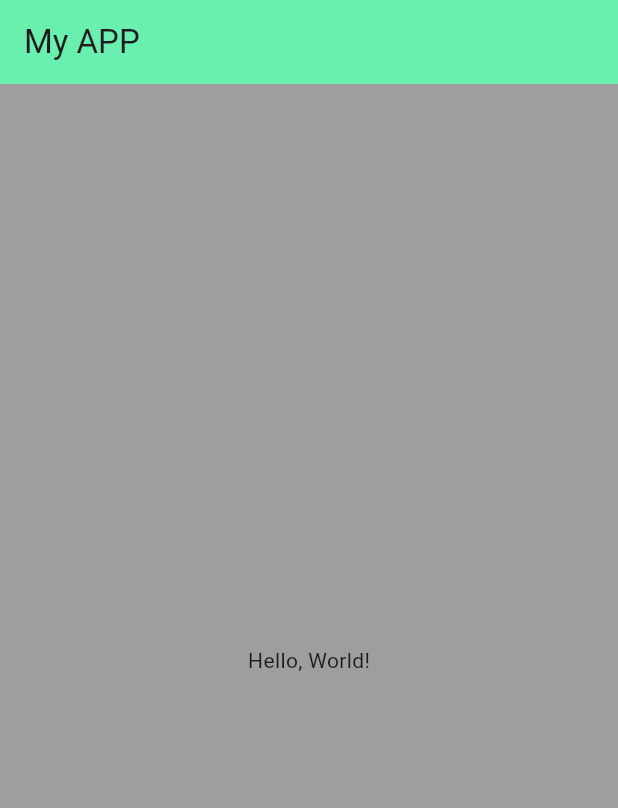
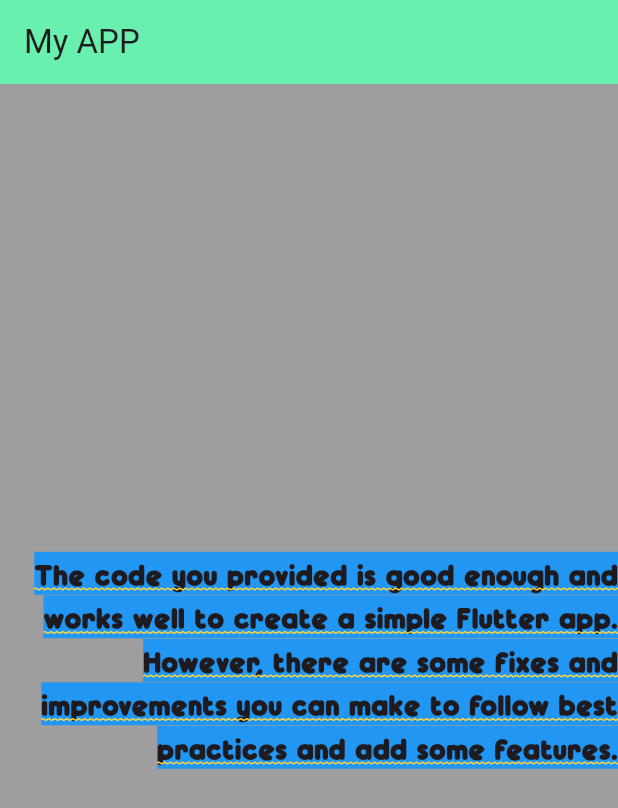
Before and after one commit to dandi-maulana/learn_flutter, a Flutter app: the screen it shows after launch, on a phone screen of 412 x 824 dp. Shown: the top 808 px of the screen. Run offline on Flutter 3.47's test engine with Material 3 defaults, Android fonts, the phone set to English and light mode, and no system bars.

Commit message:
learning text widget

```diff
--- a/lib/main.dart
+++ b/lib/main.dart
@@ -15,7 +15,22 @@ class MyApp extends StatelessWidget {
           backgroundColor: Colors.greenAccent,
           title: Text("My APP"),
         ),
-        body: Center(child: Text('Hello, World!')),
+        body: Center(
+          child: Text(
+            'The code you provided is good enough and works well to create a simple Flutter app. However, there are some fixes and improvements you can make to follow best practices and add some features.',
+            // maxLines: 2,
+            // overflow: TextOverflow.ellipsis,
+            textAlign: TextAlign.right,
+            style: TextStyle(
+              fontSize: 20,
+              backgroundColor: Colors.blue,
+              fontFamily: "Boldyguard",
+              decorationStyle: TextDecorationStyle.wavy,
+              decoration: TextDecoration.underline,
+              decorationColor: Colors.amberAccent,
+            ),
+          ),
+        ),
       ),
     );
   }
```
Also changed, not shown: pubspec.yaml (+4 -4 lines), fonts/Boldyguard.otf (added).
